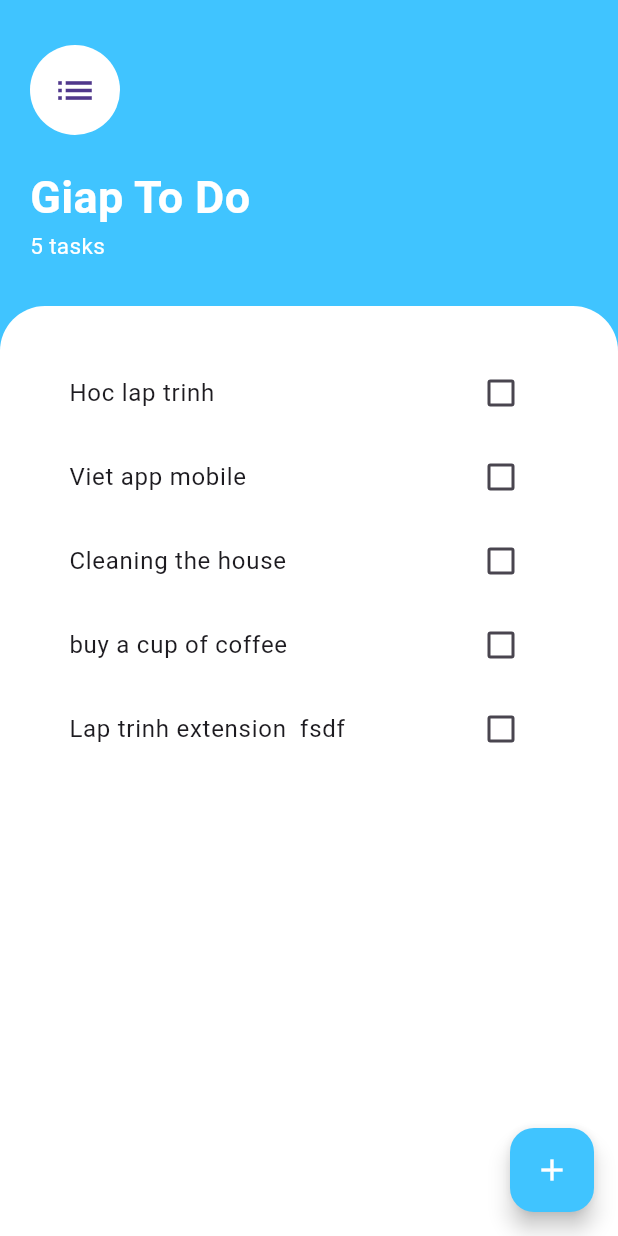
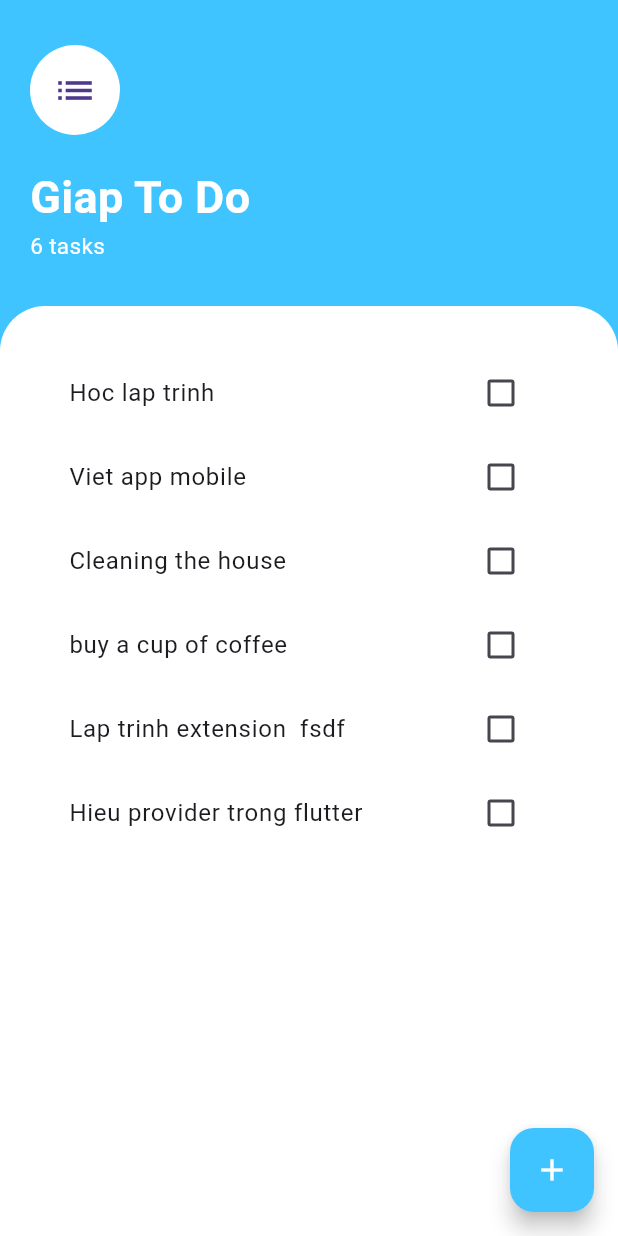
Before and after one commit to DG1923/To-Do-List, a Flutter app: the screen it shows after launch, on a phone screen of 412 x 824 dp. Run offline on Flutter 3.47's test engine with Material 3 defaults, Android fonts, the phone set to English and light mode, and no system bars.

Commit message:
add provider in project

```diff
--- a/lib/main.dart
+++ b/lib/main.dart
@@ -12,7 +12,6 @@ class MainApp extends StatelessWidget {
   @override
   Widget build(BuildContext context) {
     return ChangeNotifierProvider(
-
       create: (BuildContext context) {
         return Taskdata();
       },
--- a/lib/models/taskData.dart
+++ b/lib/models/taskData.dart
@@ -7,5 +7,9 @@ class Taskdata extends ChangeNotifier{
     Task(nameTask: "Cleaning the house"),
     Task(nameTask: "buy a cup of coffee"),
     Task(nameTask: "Lap trinh extension  fsdf"),
+    Task(nameTask: "Hieu provider trong flutter"),
   ];
+  int get getCount{
+    return taskTodo.length;
+  }
 }
--- a/lib/screen/tasks_screen.dart
+++ b/lib/screen/tasks_screen.dart
@@ -3,6 +3,9 @@ import 'package:flutter/material.dart';
 import 'todo_screen.dart';
 import 'addTaskScreen.dart';
 import 'package:to_do_list/models/task.dart';
+import 'package:provider/provider.dart';
+import 'package:to_do_list/models/taskData.dart';
+
 List<Task> taskTodo = [
   Task(nameTask: "Hoc lap trinh"),
   Task(nameTask: "Viet app mobile"),
@@ -10,6 +13,7 @@ List<Task> taskTodo = [
   Task(nameTask: "buy a cup of coffee"),
   Task(nameTask: "Lap trinh extension  fsdf"),
 ];
+
 class TasksScreen extends StatefulWidget {
   const TasksScreen({super.key});
   @override
@@ -17,12 +21,13 @@ class TasksScreen extends StatefulWidget {
 }
 
 class _TasksScreenState extends State<TasksScreen> {
-  void addTaskList(String nameTask){
+  void addTaskList(String nameTask) {
     setState(() {
       Task temp = Task(nameTask: nameTask);
       taskTodo.add(temp);
     });
   }
+
   @override
   Widget build(BuildContext context) {
     return MaterialApp(
@@ -33,7 +38,9 @@ class _TasksScreenState extends State<TasksScreen> {
                 context: context,
                 isScrollControlled: true,
                 builder: (BuildContext context) {
-                  return Addtaskscreen(voidCallBack: addTaskList,);
+                  return Addtaskscreen(
+                    voidCallBack: addTaskList,
+                  );
                 });
           },
           backgroundColor: Colors.lightBlueAccent,
@@ -74,7 +81,7 @@ class _TasksScreenState extends State<TasksScreen> {
                           color: Colors.white),
                     ),
                     Text(
-                      taskTodo.length==1?"${taskTodo.length} task":"${taskTodo.length} tasks",
+                      '${Provider.of<Taskdata>(context).getCount} tasks',
                       style: TextStyle(
                         fontSize: 15,
                         color: Colors.white,
@@ -86,7 +93,19 @@ class _TasksScreenState extends State<TasksScreen> {
               SizedBox(
                 height: 30,
               ),
-              Todo(taskTodo: taskTodo,),
+              Expanded(
+                child: Container(
+                  padding: EdgeInsets.all(30),
+                  decoration: BoxDecoration(
+                    borderRadius: BorderRadius.only(
+                      topRight: Radius.circular(30),
+                      topLeft: Radius.circular(30),
+                    ),
+                    color: Colors.white,
+                  ),
+                  child: Todo(),
+                ),
+              ),
             ],
           ),
         ),
--- a/lib/screen/todo_screen.dart
+++ b/lib/screen/todo_screen.dart
@@ -1,44 +1,25 @@
 import 'package:flutter/material.dart';
-import 'package:to_do_list/models/task.dart';
 import 'package:to_do_list/widget/listTile.dart';
+import 'package:to_do_list/models/taskData.dart';
+import 'package:provider/provider.dart';
+class Todo extends StatelessWidget {
 
-class Todo extends StatefulWidget {
-  List<Task> taskTodo;
-
-  Todo({super.key, required this.taskTodo});
-
-  @override
-  State<Todo> createState() => _TodoState();
-}
-
-class _TodoState extends State<Todo> {
+  Todo({super.key});
   @override
   Widget build(BuildContext context) {
-    return Expanded(
-      child: Container(
-        decoration: BoxDecoration(
-          borderRadius: BorderRadius.only(
-            topRight: Radius.circular(30),
-            topLeft: Radius.circular(30),
-          ),
-          color: Colors.white,
-        ),
-        child: Container(
-            padding: EdgeInsets.all(30),
-            child: ListView.builder(
-              itemCount: widget.taskTodo.length,
-              itemBuilder: (BuildContext context, int index) {
-                String task = widget.taskTodo[index].nameTask;
-                bool value = widget.taskTodo[index].isDone;
-                return Listtile(task: widget.taskTodo[index], voidCallBackFunction: (){
-                  setState(() {
-                    widget.taskTodo[index].getDoneTask();
-                  });
-                });
-              },
-            )),
-      ),
+    return Consumer<Taskdata>(
+      builder: (context,tasks,child){
+        return ListView.builder(
+          itemCount: tasks.getCount,
+          itemBuilder: (BuildContext context, int index) {
+            return Listtile(task: tasks.taskTodo[index], voidCallBackFunction: (){
+                tasks.taskTodo[index].getDoneTask();
+            });
+          },
+        );
+      },
     );
 
   }
+
 }
```
